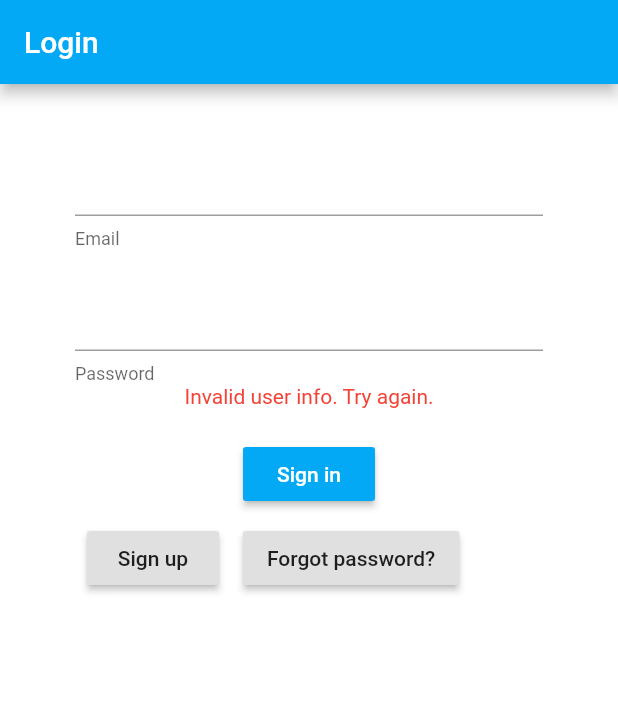
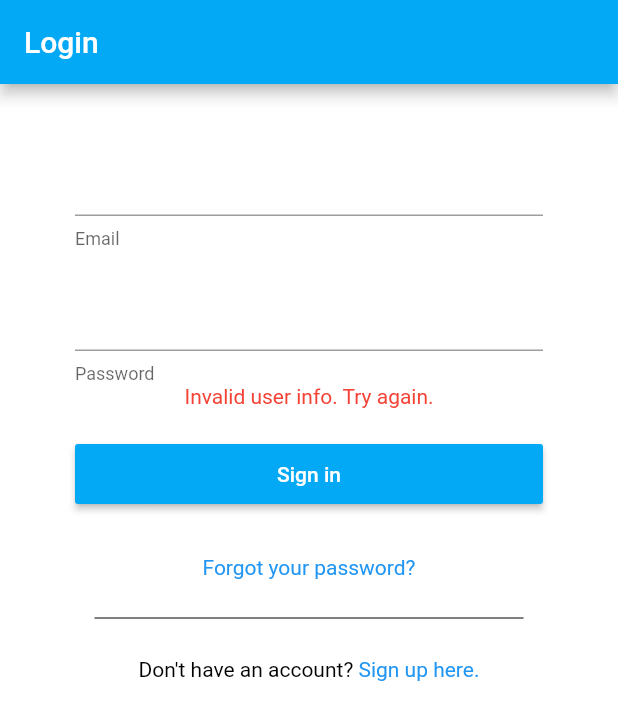
Before and after one commit to jonathanhua99/cafeapp, a Flutter app: the screen it shows after launch, after a tap on "Sign in", on a phone screen of 412 x 824 dp. Shown: the top 720 px of the screen. Run offline on Flutter 3.47's test engine with Material 2 defaults, Android fonts, the phone set to English and light mode, and no system bars; our stand-ins replace cloud_firestore, firebase_auth; accounts and stored records are empty.

Commit message:
Cleaning Account Creation/Login Pages (#4)
-Can now enter trailing whitespace into the email form with trim()

-Added gesture detector onto the login/create_account screens to allow for tapping away from the pop-up keyboard to switch focus

-switched from buttons to flat buttons on "sign up" and "forgot your password" links, then commented that out and switched over to a richtext with a tap gesture recognizer. This makes it so that only the highlighted text can be pressed to redirect the page.

-added textLabel for the createaccount page

```diff
--- a/lib/screens/login_screen.dart
+++ b/lib/screens/login_screen.dart
@@ -1,4 +1,5 @@
 import 'package:cafe_app/screens/create_account_screen.dart';
+import 'package:flutter/gestures.dart';
 import 'package:flutter/material.dart';
 import '../services/auth.dart';
 import '../screens/home_screen.dart';
@@ -23,7 +24,11 @@ class _LoginScreenState extends State<LoginScreen> {
           title: Text("Login"),
           backgroundColor: Colors.lightBlue,
         ),
-        body: Container(
+        body: new GestureDetector(
+          onTap: () {
+            FocusScope.of(context).requestFocus(new FocusNode());
+          },
+          child: Container(
               color: Colors.white,
               padding: EdgeInsets.symmetric(vertical: 20.0, horizontal: 50.0),
               child: Form(
@@ -49,39 +54,68 @@ class _LoginScreenState extends State<LoginScreen> {
                   ),
                   Text(error, style: TextStyle(color: Colors.red)),
                   SizedBox(height: 20.0),
-                RaisedButton(
+                  ButtonTheme(
+                    minWidth: 400.0,
+                    height: 40.0,
+                    child: RaisedButton(
                         color: Colors.lightBlue,
-                    child:
-                        Text("Sign in", style: TextStyle(color: Colors.white)),
+                        child: Text("Sign in",
+                            style: TextStyle(color: Colors.white)),
                         onPressed: () async {
                           dynamic result =
                               await _auth.signInExistingUser(email, password);
                           if (result == null) {
-                        setState(() => error = "Invalid user info. Try again.");
+                            setState(
+                                () => error = "Invalid user info. Try again.");
                           } else {
-                        setState(() => error = "User information is valid.");
-                        Navigator.pushReplacementNamed(context, HomeScreen.id);
+                            Navigator.pushReplacementNamed(
+                                context, HomeScreen.id);
                           }
                         }),
-                Row(
-                  children: <Widget>[
-                    Padding(
-                      padding: const EdgeInsets.all(8.0),
-                      child: RaisedButton(
-                          child: Text("Sign up"),
-                          onPressed: (() => Navigator.pushReplacementNamed(
-                              context, CreateAccount.id))),
+                  ),
+                  Padding(padding: EdgeInsets.symmetric(vertical: 15.0)),
+                  RichText(
+                    text: TextSpan(children: <TextSpan>[
+                      TextSpan(
+                          text: "Forgot your password?",
+                          style: TextStyle(color: Colors.blue),
+                          recognizer: TapGestureRecognizer()
+                            ..onTap =
+                                () => print("go to forgot password screen"))
+                    ]),
                   ),
                   Padding(
                       padding: const EdgeInsets.all(8.0),
-                      child: RaisedButton(
-                          child: Text("Forgot password?"),
-                          onPressed: (() => print("FORGOT PASSWORD PRESSED"))),
-                    )
+                      child: new Container(
+                          margin: const EdgeInsets.only(left: 5, right: 5),
+                          child: Divider(
+                            color: Colors.black,
+                            height: 36,
+                          ))),
+/*                   FlatButton(
+                      child: Text("Don't have an account? Sign up here."),
+                      onPressed: (() => Navigator.pushReplacementNamed(
+                          context, CreateAccount.id))), */
+                  RichText(
+                    text: TextSpan(children: <TextSpan>[
+                      TextSpan(
+                          text: "Don't have an account? ",
+                          style: TextStyle(color: Colors.black)),
+                      TextSpan(
+                          text: "Sign up here.",
+                          style: TextStyle(color: Colors.blue),
+                          recognizer: TapGestureRecognizer()
+                            ..onTap = () => Navigator.pushReplacementNamed(
+                                context, CreateAccount.id)),
+                    ]),
+                  ),
+                  Padding(padding: EdgeInsets.symmetric(vertical: 15.0)),
+/*                  FlatButton(
+                      child: Text("Forgot password?",
+                          style: TextStyle(color: Colors.blue)),
+                      onPressed: (() => print("FORGOT PASSWORD PRESSED"))), */
                 ],
-                ),
-                SizedBox(height: 20.0),
-              ],
-            ))));
+              ))),
+        ));
   }
 }
```
Also changed, not shown: lib/screens/create_account_screen.dart (+20 -7 lines). Lines whose indentation alone changed are shown as unchanged.
